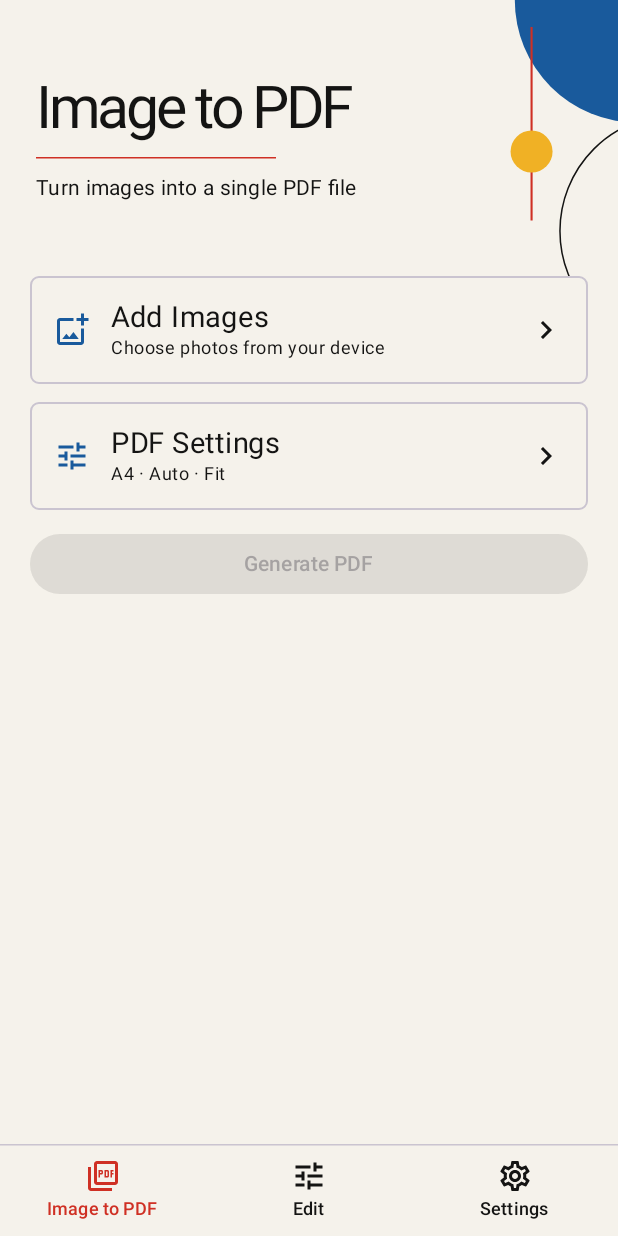
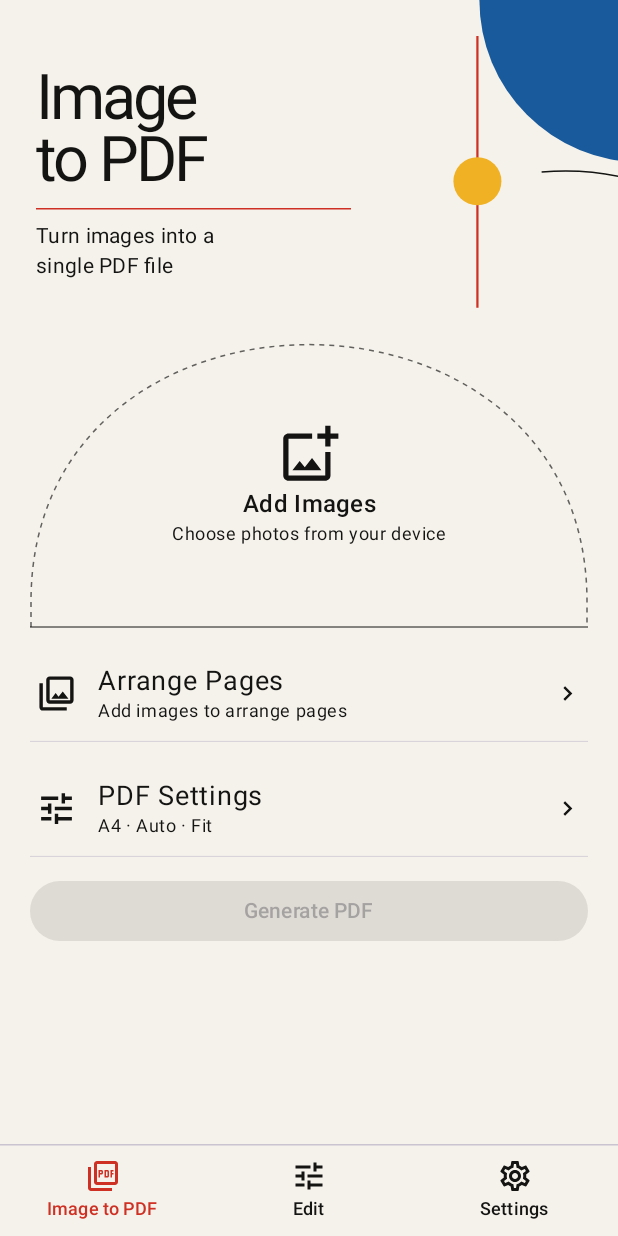
Before and after one commit to BossLeader786/Toolex, an Android app built with Jetpack Compose: the screen it shows after launch (MainActivity), on a phone screen of 412 x 824 dp. Run offline under Robolectric (Android 15) with nearby library versions, the phone set to English and light mode, and no system bars.

Commit message:
Match reference screens, add live image rendering and test shared exports

```diff
--- a/app/build.gradle.kts
+++ b/app/build.gradle.kts
@@ -53,7 +53,9 @@ dependencies {
     implementation("androidx.compose.material3:material3")
     implementation("androidx.compose.material:material-icons-extended")
 
-    debugImplementation("androidx.compose.ui:ui-tooling")
+    androidTestImplementation(composeBom)
+    androidTestImplementation("androidx.compose.ui:ui-test-junit4")
+    androidTestImplementation("androidx.test.uiautomator:uiautomator:2.3.0")
 
     coreLibraryDesugaring("com.android.tools:desugar_jdk_libs:2.0.4")
 
--- a/app/src/main/java/com/toolex/MainActivity.kt
+++ b/app/src/main/java/com/toolex/MainActivity.kt
@@ -99,29 +99,43 @@ class MainActivity: ComponentActivity() {
 }
 @Composable private fun Hero(title:String, subtitle:String, index:Int) {
     val ink = MaterialTheme.colorScheme.onSurface
-    Box(Modifier.fillMaxWidth().height(184.dp).clipToBounds()) {
-        Canvas(Modifier.align(Alignment.TopEnd).width(86.dp).fillMaxHeight()) {
-            val w=size.width
-            drawCircle(if(index==1) Red else Blue,w*.95f,Offset(w*1.15f,0f))
-            drawLine(if(index==1) Blue else Red,Offset(w*.33f,18.dp.toPx()),Offset(w*.33f,147.dp.toPx()),1.4.dp.toPx())
-            drawCircle(Gold,14.dp.toPx(),Offset(w*.33f,101.dp.toPx()))
-            drawCircle(ink,w*.9f,Offset(w*1.45f,154.dp.toPx()),style=androidx.compose.ui.graphics.drawscope.Stroke(1.dp.toPx()))
+    Box(Modifier.fillMaxWidth().height(if(index==0) 228.dp else 196.dp).clipToBounds()) {
+        Canvas(Modifier.align(Alignment.TopEnd).width(132.dp).fillMaxHeight()) {
+            val w=size.width;val h=size.height
+            when(index) {
+                0 -> {
+                    drawCircle(Blue,w*.82f,Offset(w*1.12f,0f))
+                    drawLine(Red,Offset(w*.29f,24.dp.toPx()),Offset(w*.29f,h*.90f),1.5.dp.toPx())
+                    drawArc(ink,263f,73f,false,Offset(w*-.22f,h*.50f),androidx.compose.ui.geometry.Size(w*1.9f,h*.78f),style=androidx.compose.ui.graphics.drawscope.Stroke(1.dp.toPx()))
+                    drawCircle(Gold,16.dp.toPx(),Offset(w*.29f,h*.53f))
+                }
+                1 -> {
+                    drawCircle(Gold,w*.58f,Offset(w*1.08f,h*.39f))
+                    drawRect(Red,Offset(w*.24f,h*.55f),androidx.compose.ui.geometry.Size(24.dp.toPx(),24.dp.toPx()))
+                    drawLine(ink,Offset(w*.05f,h*.34f),Offset(w,h*.93f),1.dp.toPx())
+                }
+                else -> {
+                    drawCircle(Blue,23.dp.toPx(),Offset(w*.55f,h*.52f))
+                    drawLine(Gold,Offset(w*.68f,h*.09f),Offset(w*.68f,h*.93f),3.dp.toPx())
+                    drawLine(ink,Offset(0f,h*.82f),Offset(w,h*.23f),1.dp.toPx())
+                }
+            }
         }
-        Column(Modifier.align(Alignment.CenterStart).padding(start=24.dp,end=75.dp)) {
-            Text(title,fontSize=39.sp,lineHeight=41.sp,letterSpacing=(-2).sp,fontWeight=FontWeight.Normal)
-            Spacer(Modifier.height(10.dp)); HorizontalDivider(Modifier.width(160.dp),color=if(index==1) Blue else Red)
-            Spacer(Modifier.height(9.dp)); Text(subtitle,style=MaterialTheme.typography.bodyMedium)
+        Column(Modifier.align(Alignment.CenterStart).padding(start=24.dp,end=80.dp)) {
+            Text(when(index){0->"Image\nto PDF";1->"Photo\nEditing";else->title},fontSize=42.sp,lineHeight=41.sp,letterSpacing=(-2).sp,fontWeight=FontWeight.Normal)
+            Spacer(Modifier.height(7.dp)); HorizontalDivider(Modifier.width(if(index==0)210.dp else 112.dp),color=if(index==1) Blue else Red)
+            Spacer(Modifier.height(7.dp)); Text(subtitle,Modifier.width(148.dp),style=MaterialTheme.typography.bodyMedium)
         }
     }
 }
 @Composable fun Entry(title:String, subtitle:String,icon:ImageVector,onClick:()->Unit) {
-    OutlinedCard(onClick=onClick,modifier=Modifier.fillMaxWidth(),shape=RoundedCornerShape(6.dp),
-        colors=CardDefaults.outlinedCardColors(containerColor=MaterialTheme.colorScheme.surface)) {
-        Row(Modifier.padding(16.dp),verticalAlignment=Alignment.CenterVertically,horizontalArrangement=Arrangement.spacedBy(14.dp)) {
-            Icon(icon,null,tint=MaterialTheme.colorScheme.secondary)
-            Column(Modifier.weight(1f)) { Text(title,fontSize=19.sp); Text(subtitle,style=MaterialTheme.typography.bodySmall) }
-            Icon(Icons.Outlined.ChevronRight,null)
+    Column(Modifier.fillMaxWidth().clickable(onClick=onClick)) {
+        Row(Modifier.fillMaxWidth().padding(vertical=12.dp,horizontal=4.dp),verticalAlignment=Alignment.CenterVertically,horizontalArrangement=Arrangement.spacedBy(14.dp)) {
+            Icon(icon,null,modifier=Modifier.size(27.dp))
+            Column(Modifier.weight(1f)) { Text(title,fontSize=18.sp); Text(subtitle,style=MaterialTheme.typography.bodySmall) }
+            Icon(Icons.Outlined.ChevronRight,null,Modifier.size(19.dp))
         }
+        HorizontalDivider(thickness=0.5.dp)
     }
 }
 @Composable fun Choice(label:String,value:String,items:List<String>,set:(String)->Unit) {
@@ -143,15 +157,24 @@ class MainActivity: ComponentActivity() {
 }
 @Composable fun Settings(vm:Workspace, connect:()->Unit) {
     val d=vm.defaults
-    Choice("Appearance",d.theme,listOf("System","Light","Dark")) { vm.preferences(d.copy(theme=it)) }
-    HorizontalDivider()
-    Choice("Default page size",d.paper,sizes) { vm.preferences(d.copy(paper=it)) }
-    Dial("Default PDF quality",d.pdf.toFloat(),10f..100f) { vm.preferences(d.copy(pdf=it.toInt())) }
-    Choice("Default image format",d.format,listOf("JPG","PNG")) { vm.preferences(d.copy(format=it)) }
-    Dial("Default JPG quality",d.jpg.toFloat(),1f..100f) { vm.preferences(d.copy(jpg=it.toInt())) }
+    var section by rememberSaveable { mutableStateOf("") }
+    fun toggle(value:String) { section=if(section==value) "" else value }
+    Entry("Appearance",d.theme,Icons.Outlined.DarkMode){toggle("theme")}
+    if(section=="theme") Choice("Appearance",d.theme,listOf("System","Light","Dark")) { vm.preferences(d.copy(theme=it)) }
+    Entry("PDF Options","Default size, quality",Icons.Outlined.Description){toggle("pdf")}
+    if(section=="pdf") {
+        Choice("Default page size",d.paper,sizes) { vm.preferences(d.copy(paper=it)) }
+        Dial("Default PDF quality",d.pdf.toFloat(),10f..100f) { vm.preferences(d.copy(pdf=it.toInt())) }
+    }
+    Entry("Image Options","Default format, JPG quality",Icons.Outlined.Image){toggle("image")}
+    if(section=="image") {
+        Choice("Default image format",d.format,listOf("JPG","PNG")) { vm.preferences(d.copy(format=it)) }
+        Dial("Default JPG quality",d.jpg.toFloat(),1f..100f) { vm.preferences(d.copy(jpg=it.toInt())) }
+    }
     Entry("Save location","/storage/emulated/0/Toolex/ · "+if(vm.connected)"Connected" else "Connect folder",Icons.Outlined.Folder,connect)
-    Text("Privacy",style=MaterialTheme.typography.titleMedium)
-    Text("All processing happens on your device. No accounts, analytics, ads or network access.")
+    Text("ABOUT",style=MaterialTheme.typography.labelSmall)
+    Entry("Privacy","Offline processing",Icons.Outlined.VerifiedUser){toggle("privacy")}
+    if(section=="privacy") Text("All processing happens on your device. No accounts, analytics, ads or network access.")
     val c=LocalContext.current
     Text("App version   "+remember { c.packageManager.getPackageInfo(c.packageName,0).versionName },style=MaterialTheme.typography.bodySmall)
 }
--- a/app/src/main/java/com/toolex/PdfScreen.kt
+++ b/app/src/main/java/com/toolex/PdfScreen.kt
@@ -36,11 +36,31 @@ fun bytes(n:Long) = java.text.NumberFormat.getIntegerInstance().format(n)+" B"
     val picker=rememberLauncherForActivityResult(ActivityResultContracts.OpenMultipleDocuments()) { vm.import(it,false) }
     var options by rememberSaveable { mutableStateOf(false) }
     val pages=vm.pages
-    Entry("Add Images",if(vm.importing)"Reading images…" else "Choose photos from your device",Icons.Outlined.AddPhotoAlternate) {
-        if(!vm.importing) picker.launch(arrayOf("image/*"))
+    var arrange by rememberSaveable {mutableStateOf(true)}
+    val ink=MaterialTheme.colorScheme.onSurface
+    Box(Modifier.fillMaxWidth().height(if(pages.isEmpty())190.dp else 100.dp).clickable {
+        if(!vm.importing)picker.launch(arrayOf("image/*"))
+    },contentAlignment=Alignment.Center) {
+        Canvas(Modifier.fillMaxSize()) {
+            val r=min(size.width/2,size.height*.91f)
+            val path=androidx.compose.ui.graphics.Path().apply {
+                moveTo(1f,size.height);lineTo(1f,r)
+                cubicTo(1f,-r*.32f,size.width-1,-r*.32f,size.width-1,r)
+                lineTo(size.width-1,size.height)
+            }
+            drawPath(path,ink.copy(alpha=.65f),style=androidx.compose.ui.graphics.drawscope.Stroke(1.dp.toPx(),pathEffect=androidx.compose.ui.graphics.PathEffect.dashPathEffect(floatArrayOf(5f,5f))))
+            drawLine(ink,androidx.compose.ui.geometry.Offset(0f,size.height),androidx.compose.ui.geometry.Offset(size.width,size.height))
+        }
+        Column(horizontalAlignment=Alignment.CenterHorizontally) {
+            Icon(Icons.Outlined.AddPhotoAlternate,null,Modifier.size(42.dp))
+            Text("Add Images",style=MaterialTheme.typography.titleMedium)
+            Text(if(vm.importing)"Reading images…" else "Choose photos from your device",style=MaterialTheme.typography.bodySmall)
+        }
     }
-    if (pages.isNotEmpty()) {
-        Text("Arrange Pages",style=MaterialTheme.typography.titleLarge)
+    Entry("Arrange Pages",if(pages.isEmpty())"Add images to arrange pages" else "${pages.size} pages · original ${bytes(pages.sumOf { it.bytes })}",Icons.Outlined.Collections) {
+        if(pages.isEmpty())picker.launch(arrayOf("image/*")) else arrange=!arrange
+    }
+    if (pages.isNotEmpty() && arrange) {
         LazyRow(horizontalArrangement=Arrangement.spacedBy(12.dp)) {
             itemsIndexed(pages) { i,p ->
                 Column(Modifier.width(154.dp)) {
@@ -55,7 +75,7 @@ fun bytes(n:Long) = java.text.NumberFormat.getIntegerInstance().format(n)+" B"
                 }
             }
         }
-        Text("${pages.size} pages · original ${bytes(pages.sumOf { it.bytes })}")
+
     }
     Entry("PDF Settings","${vm.paper.size} · ${vm.paper.orientation} · ${vm.paper.fit}",Icons.Outlined.Tune) { options=!options }
     androidx.compose.animation.AnimatedVisibility(options) {
@@ -70,7 +90,7 @@ fun bytes(n:Long) = java.text.NumberFormat.getIntegerInstance().format(n)+" B"
             Choice("Target unit",p.unit,listOf("KB","MB")){vm.configure(p.copy(unit=it))}
         }
     }
-    Button(onClick=vm::generate,enabled=pages.isNotEmpty() && !vm.importing,modifier=Modifier.fillMaxWidth()) { Text("Generate PDF") }
+    Button(onClick=vm::generate,enabled=pages.isNotEmpty() && !vm.importing && !vm.generating,modifier=Modifier.fillMaxWidth()) { Text("Generate PDF") }
     if(vm.pdfStatus.isNotEmpty()) Text(vm.pdfStatus)
     vm.pdf?.let { product ->
         Text("Generated PDF · ${bytes(product.file.length())}",style=MaterialTheme.typography.titleMedium)
--- a/app/src/main/res/xml/file_paths.xml
+++ b/app/src/main/res/xml/file_paths.xml
@@ -1,5 +1,4 @@
 <?xml version="1.0" encoding="utf-8"?>
 <paths>
-    <files-path name="outputs" path="outputs/" />
     <cache-path name="cache" path="toolex/" />
 </paths>
```
Also changed, not shown: app/src/main/java/com/toolex/EditorScreen.kt (+17 -3 lines), app/src/main/java/com/toolex/Images.kt (+16 -8 lines), app/src/main/java/com/toolex/Workspace.kt (+4 -3 lines), app/src/main/res/drawable-nodpi/studio_photo.jpg (added), 3 other files.
